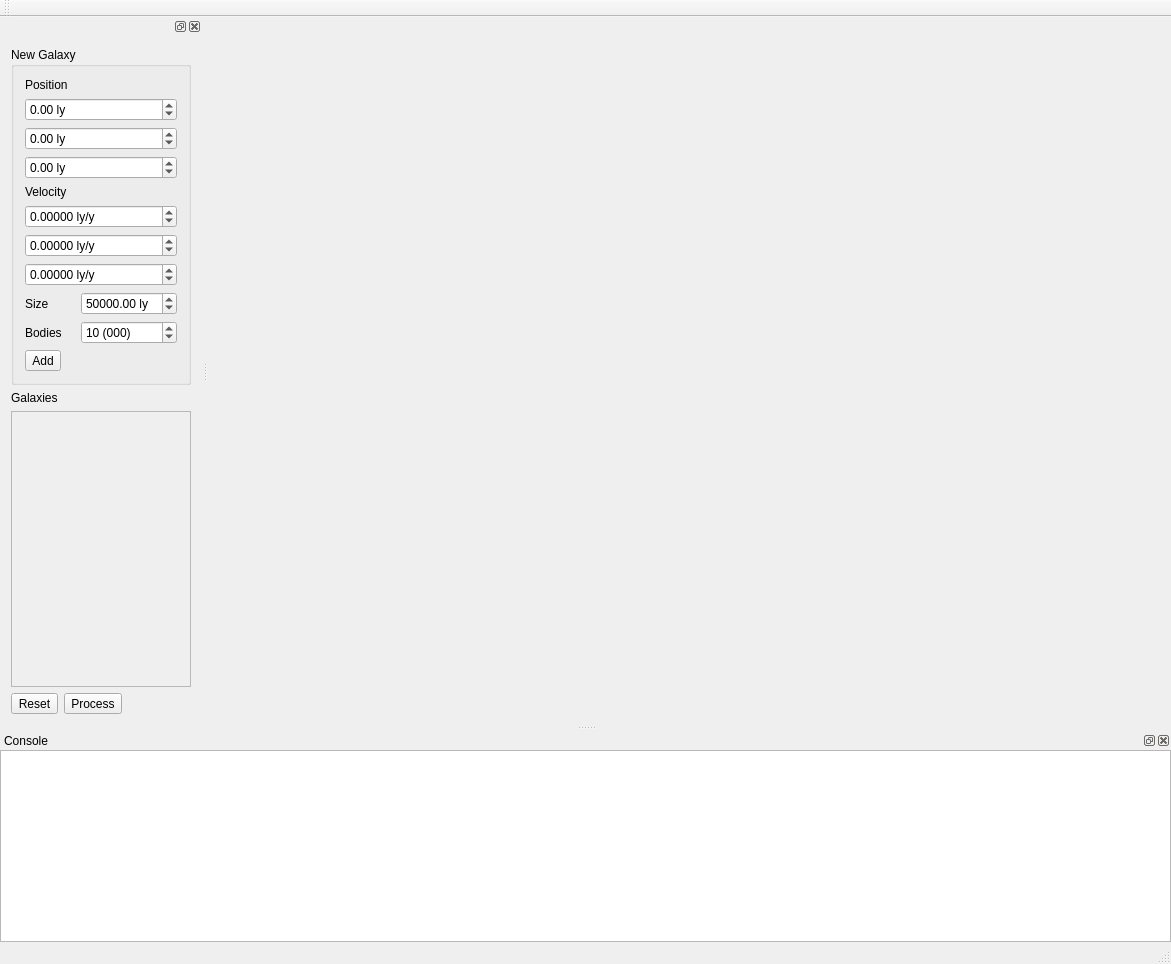
Before: the Qt Designer form Galaxy1/Galaxy1/galaxy1.ui in billw2012/BGalaxy1, drawn with Qt 5.
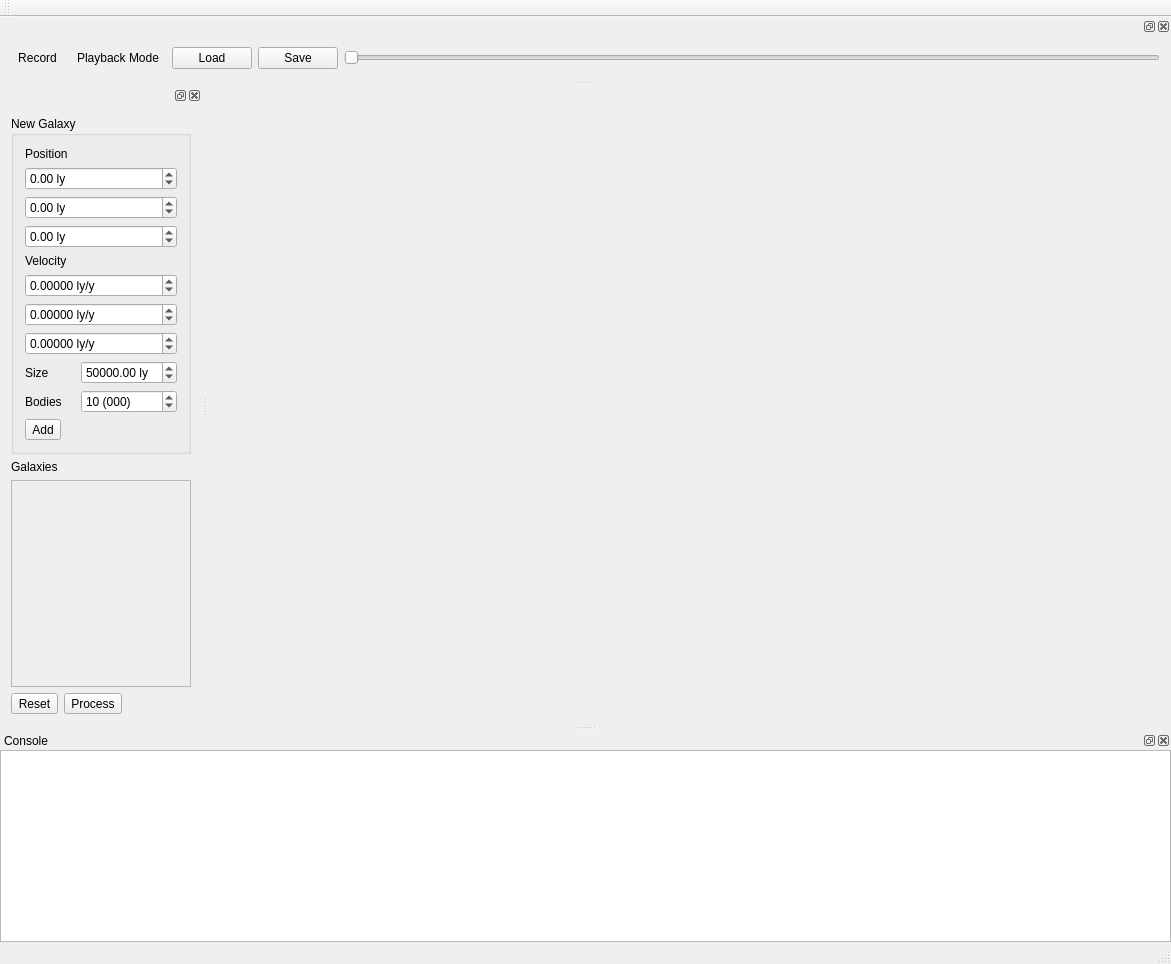
After: the same form once the commit is applied. Custom widgets are drawn as their Qt base class.

Commit message: Added recording of bodies, with spline compressing, load and save of recordings, start of work on positioning gizmo.

Diff of the .ui file:
```diff
--- a/Galaxy1/Galaxy1/galaxy1.ui
+++ b/Galaxy1/Galaxy1/galaxy1.ui
@@ -339,7 +339,7 @@
           <x>0</x>
           <y>0</y>
           <width>184</width>
-          <height>292</height>
+          <height>225</height>
          </rect>
         </property>
        </widget>
@@ -391,6 +391,74 @@
     </layout>
    </widget>
   </widget>
+  <widget class="QDockWidget" name="dockWidget_5">
+   <attribute name="dockWidgetArea">
+    <number>4</number>
+   </attribute>
+   <widget class="QWidget" name="dockWidgetContents_5">
+    <layout class="QHBoxLayout" name="horizontalLayout_2">
+     <item>
+      <widget class="QToolButton" name="recordButton">
+       <property name="sizePolicy">
+        <sizepolicy hsizetype="Fixed" vsizetype="Minimum">
+         <horstretch>0</horstretch>
+         <verstretch>0</verstretch>
+        </sizepolicy>
+       </property>
+       <property name="text">
+        <string>Record</string>
+       </property>
+       <property name="checkable">
+        <bool>true</bool>
+       </property>
+       <property name="autoRaise">
+        <bool>true</bool>
+       </property>
+      </widget>
+     </item>
+     <item>
+      <widget class="QToolButton" name="playbackModeButton">
+       <property name="sizePolicy">
+        <sizepolicy hsizetype="Fixed" vsizetype="Minimum">
+         <horstretch>0</horstretch>
+         <verstretch>0</verstretch>
+        </sizepolicy>
+       </property>
+       <property name="text">
+        <string>Playback Mode</string>
+       </property>
+       <property name="checkable">
+        <bool>true</bool>
+       </property>
+       <property name="autoRaise">
+        <bool>true</bool>
+       </property>
+      </widget>
+     </item>
+     <item>
+      <widget class="QPushButton" name="loadButton">
+       <property name="text">
+        <string>Load</string>
+       </property>
+      </widget>
+     </item>
+     <item>
+      <widget class="QPushButton" name="saveButton">
+       <property name="text">
+        <string>Save</string>
+       </property>
+      </widget>
+     </item>
+     <item>
+      <widget class="QSlider" name="playbackSlider">
+       <property name="orientation">
+        <enum>Qt::Horizontal</enum>
+       </property>
+      </widget>
+     </item>
+    </layout>
+   </widget>
+  </widget>
  </widget>
  <layoutdefault spacing="6" margin="11"/>
  <customwidgets>
```
The commit also changes 17 other files.
